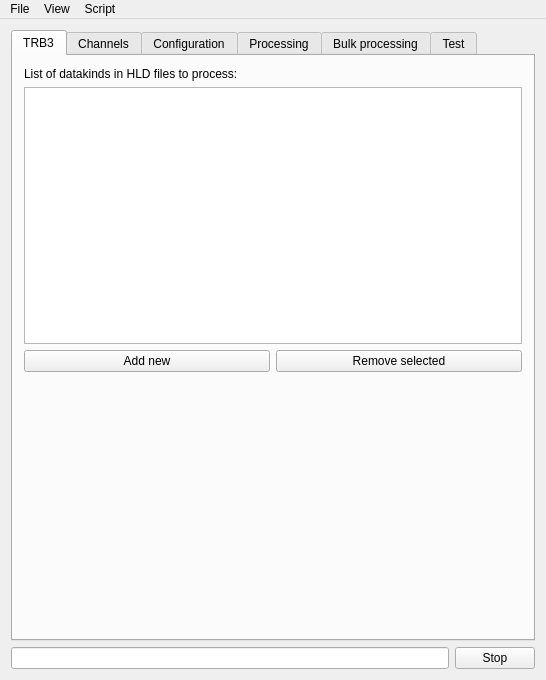
Above: GUI/mainwindow.ui from andrmor/TRB3reader before the change. Below: the same form after it.
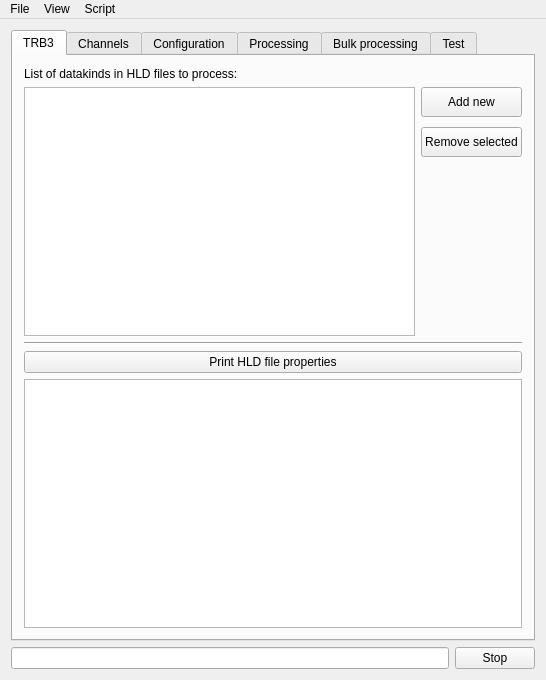
That is the form after the change.

```diff
--- a/GUI/mainwindow.ui
+++ b/GUI/mainwindow.ui
@@ -24,7 +24,7 @@
        <attribute name="title">
         <string>TRB3</string>
        </attribute>
-       <layout class="QVBoxLayout" name="verticalLayout_20">
+       <layout class="QVBoxLayout" name="verticalLayout_21">
         <item>
          <widget class="QLabel" name="label_7">
           <property name="text">
@@ -32,13 +32,31 @@
           </property>
          </widget>
         </item>
-        <item>
-         <widget class="QListWidget" name="lwDatakinds"/>
-        </item>
         <item>
          <layout class="QHBoxLayout" name="horizontalLayout_35">
           <item>
+           <widget class="QListWidget" name="lwDatakinds">
+            <property name="maximumSize">
+             <size>
+              <width>16777215</width>
+              <height>16777215</height>
+             </size>
+            </property>
+           </widget>
+          </item>
+          <item>
+           <layout class="QVBoxLayout" name="verticalLayout_20">
+            <property name="spacing">
+             <number>10</number>
+            </property>
+            <item>
            <widget class="QPushButton" name="pbAddDatakind">
+              <property name="minimumSize">
+               <size>
+                <width>0</width>
+                <height>30</height>
+               </size>
+              </property>
             <property name="text">
              <string>Add new</string>
             </property>
@@ -46,13 +64,17 @@
           </item>
           <item>
            <widget class="QPushButton" name="pbRemoveDatakind">
+              <property name="minimumSize">
+               <size>
+                <width>0</width>
+                <height>30</height>
+               </size>
+              </property>
             <property name="text">
              <string>Remove selected</string>
             </property>
            </widget>
           </item>
-         </layout>
-        </item>
         <item>
          <spacer name="verticalSpacer_23">
           <property name="orientation">
@@ -61,10 +83,35 @@
           <property name="sizeHint" stdset="0">
            <size>
             <width>20</width>
-            <height>252</height>
+                <height>40</height>
            </size>
           </property>
          </spacer>
+            </item>
+           </layout>
+          </item>
+         </layout>
+        </item>
+        <item>
+         <widget class="Line" name="line_4">
+          <property name="orientation">
+           <enum>Qt::Horizontal</enum>
+          </property>
+         </widget>
+        </item>
+        <item>
+         <widget class="QPushButton" name="pbPrintHLDfileProperties">
+          <property name="text">
+           <string>Print HLD file properties</string>
+          </property>
+         </widget>
+        </item>
+        <item>
+         <widget class="QPlainTextEdit" name="pteHLDfileProperties">
+          <property name="readOnly">
+           <bool>true</bool>
+          </property>
+         </widget>
         </item>
        </layout>
       </widget>
```
Left out of the diff: 2 changed lines with no effect on the pictures. Lines whose indentation alone changed are shown as unchanged.
